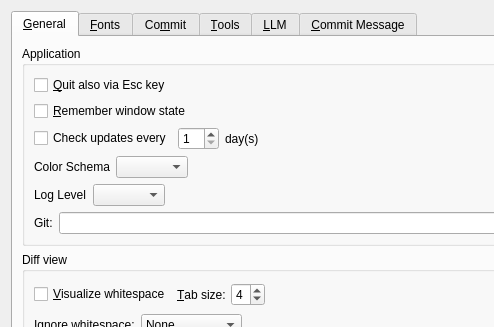
Before: the Qt Designer form qgitc/preferences.ui in timxx/qgitc, drawn with Qt 5; both pictures show x 0 to 494 and y 0 to 327 of the 659 by 430 pixel window.
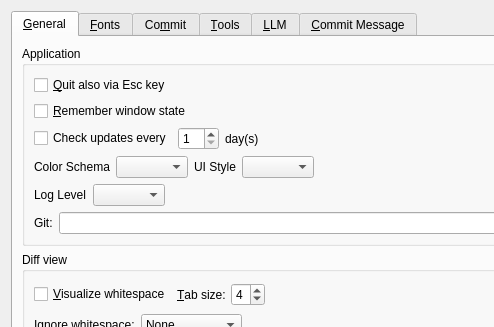
After: the same form once the commit is applied. The open tabs and pages were chosen to show the change. Custom widgets are drawn as their Qt base class.

Commit message: Allow user switch the builtin style

```diff
--- a/qgitc/preferences.ui
+++ b/qgitc/preferences.ui
@@ -97,6 +97,16 @@
             <item>
              <widget class="QComboBox" name="cbColorSchema"/>
             </item>
+            <item>
+             <widget class="QLabel" name="label_23">
+              <property name="text">
+               <string>UI Style</string>
+              </property>
+             </widget>
+            </item>
+            <item>
+             <widget class="QComboBox" name="cbStyle"/>
+            </item>
             <item>
              <spacer name="horizontalSpacer_9">
               <property name="orientation">
```
Left out of the diff: 2 changed lines with no effect on the pictures. The commit also changes 5 other files.
